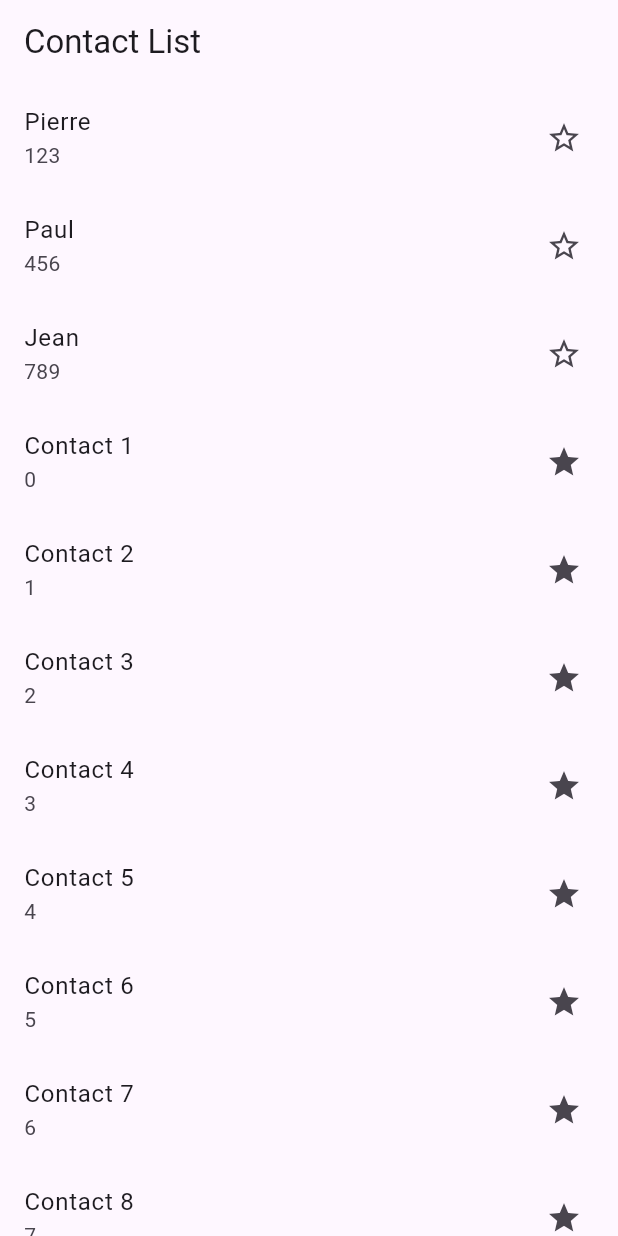
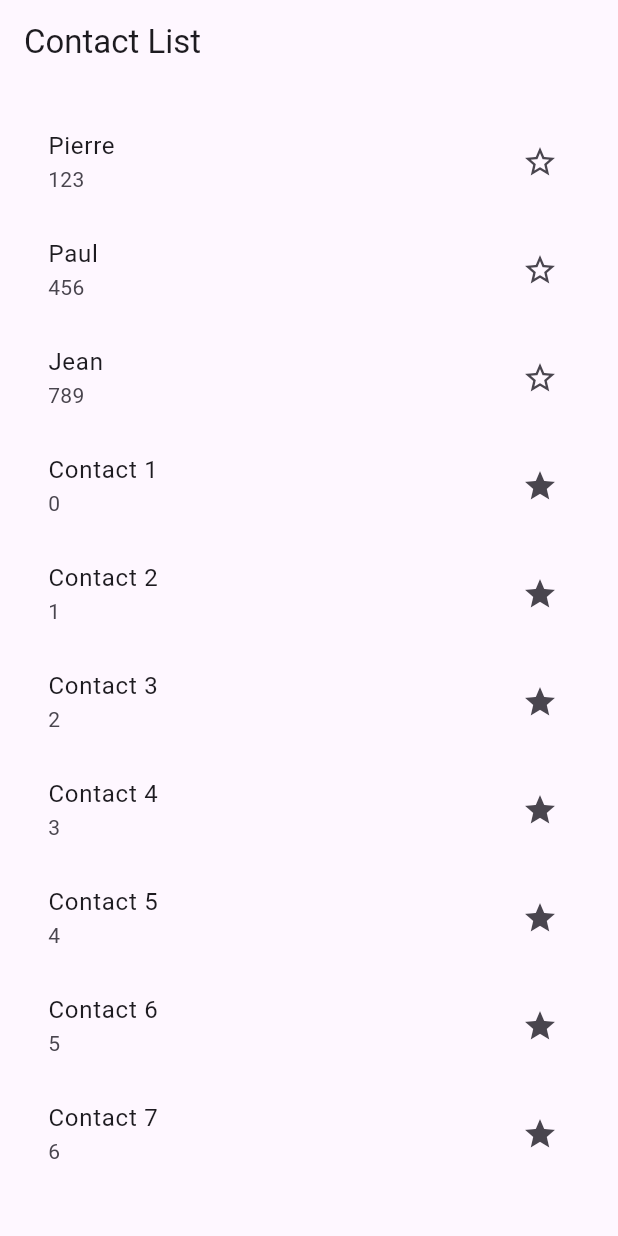
Before and after one commit to nicolasnederlandt/mobile, a Flutter app: the screen it shows after launch, on a phone screen of 412 x 824 dp. Run offline on Flutter 3.47's test engine with Material 3 defaults, Android fonts, the phone set to English and light mode, and no system bars.

Commit message:
FT02.4 Liste générée

```diff
--- a/ftuto2/lib/home_screen.dart
+++ b/ftuto2/lib/home_screen.dart
@@ -1,3 +1,5 @@
+import 'dart:developer';
+
 import 'package:flutter/cupertino.dart';
 import 'package:flutter/material.dart';
 
@@ -16,7 +18,22 @@ class HomeScreen extends StatelessWidget {
 
     return Scaffold(
       appBar: AppBar(title: const Text("Contact List")),
-      body: ListView(children: contactRows),
+      body: Container(
+        padding: const EdgeInsets.all(16.0),
+        child: Center(
+          child: SizedBox(
+            width: 512.0,
+            child: ListView.builder(
+                itemCount: defaultContacts.length,
+                itemBuilder: (context, index) {
+                  log("index: $index");
+                  return ContactRow(contact: defaultContacts[index]);
+                }
+
+            )
+          )
+        )
+      )
     );
   }
 }
```
